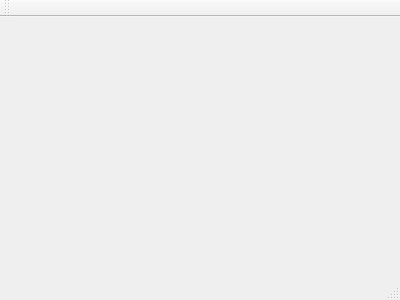
The window that mainwindow.ui (Cat-Ion/soap) describes before a commit, drawn with Qt 5.
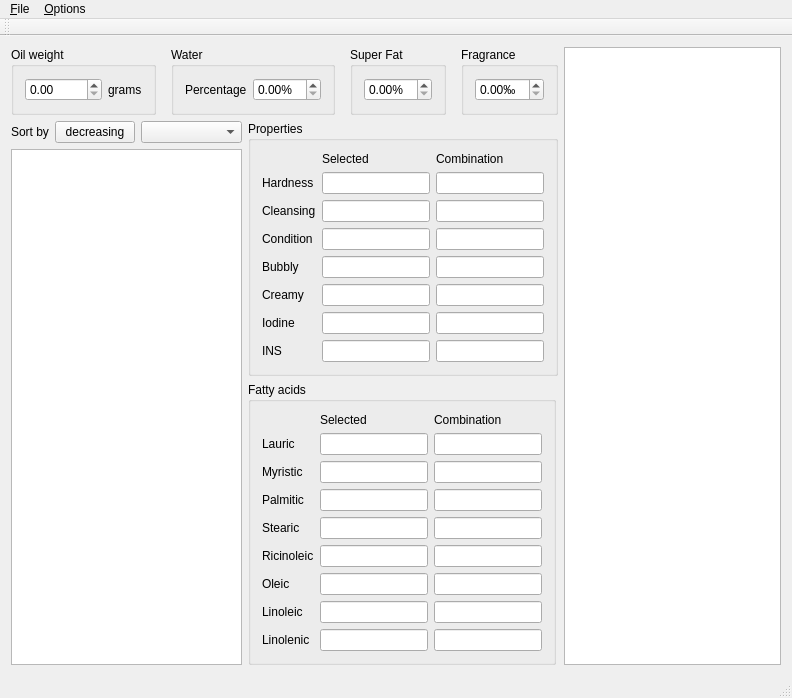
The same window after the commit.

```diff
--- a/mainwindow.ui
+++ b/mainwindow.ui
@@ -1,24 +1,911 @@
 <ui version="4.0">
  <class>MainWindow</class>
- <widget class="QMainWindow" name="MainWindow" >
-  <property name="geometry" >
+ <widget class="QMainWindow" name="MainWindow">
+  <property name="geometry">
    <rect>
     <x>0</x>
     <y>0</y>
-    <width>400</width>
-    <height>300</height>
+    <width>792</width>
+    <height>624</height>
    </rect>
   </property>
   <property name="windowTitle" >
    <string>MainWindow</string>
   </property>
-  <widget class="QMenuBar" name="menuBar" />
-  <widget class="QToolBar" name="mainToolBar" />
-  <widget class="QWidget" name="centralWidget" />
-  <widget class="QStatusBar" name="statusBar" />
+  <widget class="QWidget" name="centralWidget">
+   <property name="sizePolicy">
+    <sizepolicy hsizetype="Expanding" vsizetype="Expanding">
+     <horstretch>0</horstretch>
+     <verstretch>0</verstretch>
+    </sizepolicy>
+   </property>
+   <layout class="QVBoxLayout" name="verticalLayout">
+    <item>
+     <layout class="QHBoxLayout" name="horizontalLayout_5">
+      <item>
+       <layout class="QVBoxLayout" name="verticalLayout_4">
+        <item>
+         <layout class="QHBoxLayout" name="horizontalLayout">
+          <property name="spacing">
+           <number>15</number>
+          </property>
+          <item>
+           <widget class="QGroupBox" name="oil_weight_groupbox">
+            <property name="sizePolicy">
+             <sizepolicy hsizetype="Fixed" vsizetype="Fixed">
+              <horstretch>0</horstretch>
+              <verstretch>0</verstretch>
+             </sizepolicy>
+            </property>
+            <property name="title">
+             <string>Oil weight</string>
+            </property>
+            <layout class="QHBoxLayout" name="horizontalLayout_6">
+             <item>
+              <widget class="QDoubleSpinBox" name="weight_grams">
+               <property name="maximum">
+                <double>50000.000000000000000</double>
+               </property>
+              </widget>
+             </item>
+             <item>
+              <widget class="QLabel" name="weight_unit_label">
+               <property name="text">
+                <string>grams</string>
+               </property>
+              </widget>
+             </item>
+            </layout>
+           </widget>
+          </item>
+          <item>
+           <widget class="QGroupBox" name="water_groupbox">
+            <property name="sizePolicy">
+             <sizepolicy hsizetype="Fixed" vsizetype="Fixed">
+              <horstretch>0</horstretch>
+              <verstretch>0</verstretch>
+             </sizepolicy>
+            </property>
+            <property name="title">
+             <string>Water</string>
+            </property>
+            <layout class="QHBoxLayout" name="horizontalLayout_4">
+             <item>
+              <widget class="QLabel" name="water_amount_label">
+               <property name="text">
+                <string>Percentage</string>
+               </property>
+              </widget>
+             </item>
+             <item>
+              <widget class="QDoubleSpinBox" name="water_percentage">
+               <property name="suffix">
+                <string>%</string>
+               </property>
+               <property name="maximum">
+                <double>99.900000000000006</double>
+               </property>
+              </widget>
+             </item>
+            </layout>
+           </widget>
+          </item>
+          <item>
+           <widget class="QGroupBox" name="super_fat_groupbox">
+            <property name="sizePolicy">
+             <sizepolicy hsizetype="Fixed" vsizetype="Fixed">
+              <horstretch>0</horstretch>
+              <verstretch>0</verstretch>
+             </sizepolicy>
+            </property>
+            <property name="title">
+             <string>Super Fat</string>
+            </property>
+            <layout class="QVBoxLayout" name="verticalLayout_5">
+             <item>
+              <widget class="QDoubleSpinBox" name="super_fat">
+               <property name="sizePolicy">
+                <sizepolicy hsizetype="Fixed" vsizetype="Fixed">
+                 <horstretch>0</horstretch>
+                 <verstretch>0</verstretch>
+                </sizepolicy>
+               </property>
+               <property name="suffix">
+                <string>%</string>
+               </property>
+               <property name="maximum">
+                <double>50.000000000000000</double>
+               </property>
+              </widget>
+             </item>
+            </layout>
+           </widget>
+          </item>
+          <item>
+           <widget class="QGroupBox" name="fragrance_groupbox">
+            <property name="sizePolicy">
+             <sizepolicy hsizetype="Fixed" vsizetype="Fixed">
+              <horstretch>0</horstretch>
+              <verstretch>0</verstretch>
+             </sizepolicy>
+            </property>
+            <property name="title">
+             <string>Fragrance</string>
+            </property>
+            <layout class="QVBoxLayout" name="verticalLayout_2">
+             <item>
+              <widget class="QDoubleSpinBox" name="fragrance_percent">
+               <property name="sizePolicy">
+                <sizepolicy hsizetype="Fixed" vsizetype="Fixed">
+                 <horstretch>0</horstretch>
+                 <verstretch>0</verstretch>
+                </sizepolicy>
+               </property>
+               <property name="suffix">
+                <string>‰</string>
+               </property>
+              </widget>
+             </item>
+            </layout>
+           </widget>
+          </item>
+         </layout>
+        </item>
+        <item>
+         <layout class="QHBoxLayout" name="horizontalLayout_2" stretch="3,0">
+          <item>
+           <layout class="QVBoxLayout" name="verticalLayout_6">
+            <item>
+             <layout class="QHBoxLayout" name="horizontalLayout_3">
+              <item>
+               <widget class="QLabel" name="sort_by_label">
+                <property name="sizePolicy">
+                 <sizepolicy hsizetype="Fixed" vsizetype="Fixed">
+                  <horstretch>0</horstretch>
+                  <verstretch>0</verstretch>
+                 </sizepolicy>
+                </property>
+                <property name="text">
+                 <string>Sort by</string>
+                </property>
+               </widget>
+              </item>
+              <item>
+               <widget class="QPushButton" name="sort_order_incdec_button">
+                <property name="sizePolicy">
+                 <sizepolicy hsizetype="Fixed" vsizetype="Fixed">
+                  <horstretch>0</horstretch>
+                  <verstretch>0</verstretch>
+                 </sizepolicy>
+                </property>
+                <property name="text">
+                 <string>decreasing</string>
+                </property>
+               </widget>
+              </item>
+              <item>
+               <widget class="QComboBox" name="sort_by_property">
+                <property name="currentText">
+                 <string/>
+                </property>
+               </widget>
+              </item>
+             </layout>
+            </item>
+            <item>
+             <widget class="QListWidget" name="oil_list"/>
+            </item>
+           </layout>
+          </item>
+          <item>
+           <layout class="QVBoxLayout" name="verticalLayout_3">
+            <item>
+             <widget class="QGroupBox" name="qualities_groupbox">
+              <property name="sizePolicy">
+               <sizepolicy hsizetype="Fixed" vsizetype="Fixed">
+                <horstretch>0</horstretch>
+                <verstretch>0</verstretch>
+               </sizepolicy>
+              </property>
+              <property name="title">
+               <string>Properties</string>
+              </property>
+              <layout class="QGridLayout" name="gridLayout">
+               <item row="6" column="1">
+                <widget class="QLineEdit" name="iodine_one">
+                 <property name="sizePolicy">
+                  <sizepolicy hsizetype="Fixed" vsizetype="Fixed">
+                   <horstretch>0</horstretch>
+                   <verstretch>0</verstretch>
+                  </sizepolicy>
+                 </property>
+                 <property name="readOnly">
+                  <bool>true</bool>
+                 </property>
+                </widget>
+               </item>
+               <item row="1" column="2">
+                <widget class="QLineEdit" name="hardness_all">
+                 <property name="sizePolicy">
+                  <sizepolicy hsizetype="Fixed" vsizetype="Fixed">
+                   <horstretch>0</horstretch>
+                   <verstretch>0</verstretch>
+                  </sizepolicy>
+                 </property>
+                 <property name="readOnly">
+                  <bool>true</bool>
+                 </property>
+                </widget>
+               </item>
+               <item row="3" column="2">
+                <widget class="QLineEdit" name="condition_all">
+                 <property name="sizePolicy">
+                  <sizepolicy hsizetype="Fixed" vsizetype="Fixed">
+                   <horstretch>0</horstretch>
+                   <verstretch>0</verstretch>
+                  </sizepolicy>
+                 </property>
+                 <property name="readOnly">
+                  <bool>true</bool>
+                 </property>
+                </widget>
+               </item>
+               <item row="4" column="0">
+                <widget class="QLabel" name="bubbly_label">
+                 <property name="sizePolicy">
+                  <sizepolicy hsizetype="Fixed" vsizetype="Fixed">
+                   <horstretch>0</horstretch>
+                   <verstretch>0</verstretch>
+                  </sizepolicy>
+                 </property>
+                 <property name="text">
+                  <string>Bubbly</string>
+                 </property>
+                </widget>
+               </item>
+               <item row="0" column="1">
+                <widget class="QLabel" name="one_label">
+                 <property name="sizePolicy">
+                  <sizepolicy hsizetype="Fixed" vsizetype="Fixed">
+                   <horstretch>0</horstretch>
+                   <verstretch>0</verstretch>
+                  </sizepolicy>
+                 </property>
+                 <property name="text">
+                  <string>Selected</string>
+                 </property>
+                </widget>
+               </item>
+               <item row="0" column="2">
+                <widget class="QLabel" name="all_label">
+                 <property name="sizePolicy">
+                  <sizepolicy hsizetype="Fixed" vsizetype="Fixed">
+                   <horstretch>0</horstretch>
+                   <verstretch>0</verstretch>
+                  </sizepolicy>
+                 </property>
+                 <property name="text">
+                  <string>Combination</string>
+                 </property>
+                </widget>
+               </item>
+               <item row="4" column="1">
+                <widget class="QLineEdit" name="bubbly_one">
+                 <property name="sizePolicy">
+                  <sizepolicy hsizetype="Fixed" vsizetype="Fixed">
+                   <horstretch>0</horstretch>
+                   <verstretch>0</verstretch>
+                  </sizepolicy>
+                 </property>
+                 <property name="readOnly">
+                  <bool>true</bool>
+                 </property>
+                </widget>
+               </item>
+               <item row="3" column="0">
+                <widget class="QLabel" name="condition_label">
+                 <property name="sizePolicy">
+                  <sizepolicy hsizetype="Fixed" vsizetype="Fixed">
+                   <horstretch>0</horstretch>
+                   <verstretch>0</verstretch>
+                  </sizepolicy>
+                 </property>
+                 <property name="text">
+                  <string>Condition</string>
+                 </property>
+                </widget>
+               </item>
+               <item row="5" column="0">
+                <widget class="QLabel" name="creamy_label">
+                 <property name="sizePolicy">
+                  <sizepolicy hsizetype="Fixed" vsizetype="Fixed">
+                   <horstretch>0</horstretch>
+                   <verstretch>0</verstretch>
+                  </sizepolicy>
+                 </property>
+                 <property name="text">
+                  <string>Creamy</string>
+                 </property>
+                </widget>
+               </item>
+               <item row="2" column="1">
+                <widget class="QLineEdit" name="cleansing_one">
+                 <property name="sizePolicy">
+                  <sizepolicy hsizetype="Fixed" vsizetype="Fixed">
+                   <horstretch>0</horstretch>
+                   <verstretch>0</verstretch>
+                  </sizepolicy>
+                 </property>
+                 <property name="readOnly">
+                  <bool>true</bool>
+                 </property>
+                </widget>
+               </item>
+               <item row="2" column="2">
+                <widget class="QLineEdit" name="cleansing_all">
+                 <property name="sizePolicy">
+                  <sizepolicy hsizetype="Fixed" vsizetype="Fixed">
+                   <horstretch>0</horstretch>
+                   <verstretch>0</verstretch>
+                  </sizepolicy>
+                 </property>
+                 <property name="readOnly">
+                  <bool>true</bool>
+                 </property>
+                </widget>
+               </item>
+               <item row="4" column="2">
+                <widget class="QLineEdit" name="bubbly_all">
+                 <property name="sizePolicy">
+                  <sizepolicy hsizetype="Fixed" vsizetype="Fixed">
+                   <horstretch>0</horstretch>
+                   <verstretch>0</verstretch>
+                  </sizepolicy>
+                 </property>
+                 <property name="readOnly">
+                  <bool>true</bool>
+                 </property>
+                </widget>
+               </item>
+               <item row="5" column="1">
+                <widget class="QLineEdit" name="creamy_one">
+                 <property name="sizePolicy">
+                  <sizepolicy hsizetype="Fixed" vsizetype="Fixed">
+                   <horstretch>0</horstretch>
+                   <verstretch>0</verstretch>
+                  </sizepolicy>
+                 </property>
+                 <property name="readOnly">
+                  <bool>true</bool>
+                 </property>
+                </widget>
+               </item>
+               <item row="2" column="0">
+                <widget class="QLabel" name="cleansing_label">
+                 <property name="sizePolicy">
+                  <sizepolicy hsizetype="Fixed" vsizetype="Fixed">
+                   <horstretch>0</horstretch>
+                   <verstretch>0</verstretch>
+                  </sizepolicy>
+                 </property>
+                 <property name="text">
+                  <string>Cleansing</string>
+                 </property>
+                </widget>
+               </item>
+               <item row="5" column="2">
+                <widget class="QLineEdit" name="creamy_all">
+                 <property name="sizePolicy">
+                  <sizepolicy hsizetype="Fixed" vsizetype="Fixed">
+                   <horstretch>0</horstretch>
+                   <verstretch>0</verstretch>
+                  </sizepolicy>
+                 </property>
+                 <property name="readOnly">
+                  <bool>true</bool>
+                 </property>
+                </widget>
+               </item>
+               <item row="1" column="1">
+                <widget class="QLineEdit" name="hardness_one">
+                 <property name="sizePolicy">
+                  <sizepolicy hsizetype="Fixed" vsizetype="Fixed">
+                   <horstretch>0</horstretch>
+                   <verstretch>0</verstretch>
+                  </sizepolicy>
+                 </property>
+                 <property name="readOnly">
+                  <bool>true</bool>
+                 </property>
+                </widget>
+               </item>
+               <item row="1" column="0">
+                <widget class="QLabel" name="hardness_label">
+                 <property name="sizePolicy">
+                  <sizepolicy hsizetype="Fixed" vsizetype="Fixed">
+                   <horstretch>0</horstretch>
+                   <verstretch>0</verstretch>
+                  </sizepolicy>
+                 </property>
+                 <property name="text">
+                  <string>Hardness</string>
+                 </property>
+                </widget>
+               </item>
+               <item row="3" column="1">
+                <widget class="QLineEdit" name="condition_one">
+                 <property name="sizePolicy">
+                  <sizepolicy hsizetype="Fixed" vsizetype="Fixed">
+                   <horstretch>0</horstretch>
+                   <verstretch>0</verstretch>
+                  </sizepolicy>
+                 </property>
+                 <property name="readOnly">
+                  <bool>true</bool>
+                 </property>
+                </widget>
+               </item>
+               <item row="6" column="0">
+                <widget class="QLabel" name="iodine_label">
+                 <property name="sizePolicy">
+                  <sizepolicy hsizetype="Fixed" vsizetype="Fixed">
+                   <horstretch>0</horstretch>
+                   <verstretch>0</verstretch>
+                  </sizepolicy>
+                 </property>
+                 <property name="text">
+                  <string>Iodine</string>
+                 </property>
+                </widget>
+               </item>
+               <item row="6" column="2">
+                <widget class="QLineEdit" name="iodine_all">
+                 <property name="sizePolicy">
+                  <sizepolicy hsizetype="Fixed" vsizetype="Fixed">
+                   <horstretch>0</horstretch>
+                   <verstretch>0</verstretch>
+                  </sizepolicy>
+                 </property>
+                 <property name="readOnly">
+                  <bool>true</bool>
+                 </property>
+                </widget>
+               </item>
+               <item row="7" column="0">
+                <widget class="QLabel" name="ins_label">
+                 <property name="sizePolicy">
+                  <sizepolicy hsizetype="Fixed" vsizetype="Fixed">
+                   <horstretch>0</horstretch>
+                   <verstretch>0</verstretch>
+                  </sizepolicy>
+                 </property>
+                 <property name="text">
+                  <string>INS</string>
+                 </property>
+                </widget>
+               </item>
+               <item row="7" column="1">
+                <widget class="QLineEdit" name="ins_one">
+                 <property name="sizePolicy">
+                  <sizepolicy hsizetype="Fixed" vsizetype="Fixed">
+                   <horstretch>0</horstretch>
+                   <verstretch>0</verstretch>
+                  </sizepolicy>
+                 </property>
+                 <property name="readOnly">
+                  <bool>true</bool>
+                 </property>
+                </widget>
+               </item>
+               <item row="7" column="2">
+                <widget class="QLineEdit" name="ins_all">
+                 <property name="sizePolicy">
+                  <sizepolicy hsizetype="Fixed" vsizetype="Fixed">
+                   <horstretch>0</horstretch>
+                   <verstretch>0</verstretch>
+                  </sizepolicy>
+                 </property>
+                 <property name="readOnly">
+                  <bool>true</bool>
+                 </property>
+                </widget>
+               </item>
+              </layout>
+             </widget>
+            </item>
+            <item>
+             <widget class="QGroupBox" name="acids_groupbox">
+              <property name="sizePolicy">
+               <sizepolicy hsizetype="Fixed" vsizetype="Fixed">
+                <horstretch>0</horstretch>
+                <verstretch>0</verstretch>
+               </sizepolicy>
+              </property>
+              <property name="title">
+               <string>Fatty acids</string>
+              </property>
+              <layout class="QGridLayout" name="gridLayout_3">
+               <item row="1" column="0">
+                <widget class="QLabel" name="lauric_label">
+                 <property name="text">
+                  <string>Lauric</string>
+                 </property>
+                </widget>
+               </item>
+               <item row="7" column="0">
+                <widget class="QLabel" name="linoleic_label">
+                 <property name="text">
+                  <string>Linoleic</string>
+                 </property>
+                </widget>
+               </item>
+               <item row="6" column="0">
+                <widget class="QLabel" name="oleic_label">
+                 <property name="text">
+                  <string>Oleic</string>
+                 </property>
+                </widget>
+               </item>
+               <item row="2" column="0">
+                <widget class="QLabel" name="myristic_label">
+                 <property name="text">
+                  <string>Myristic</string>
+                 </property>
+                </widget>
+               </item>
+               <item row="4" column="0">
+                <widget class="QLabel" name="stearic_label">
+                 <property name="text">
+                  <string>Stearic</string>
+                 </property>
+                </widget>
+               </item>
+               <item row="0" column="2">
+                <widget class="QLabel" name="combination_acid_label">
+                 <property name="sizePolicy">
+                  <sizepolicy hsizetype="Fixed" vsizetype="Fixed">
+                   <horstretch>0</horstretch>
+                   <verstretch>0</verstretch>
+                  </sizepolicy>
+                 </property>
+                 <property name="text">
+                  <string>Combination</string>
+                 </property>
+                </widget>
+               </item>
+               <item row="0" column="1">
+                <widget class="QLabel" name="selected_acid_label">
+                 <property name="sizePolicy">
+                  <sizepolicy hsizetype="Fixed" vsizetype="Fixed">
+                   <horstretch>0</horstretch>
+                   <verstretch>0</verstretch>
+                  </sizepolicy>
+                 </property>
+                 <property name="text">
+                  <string>Selected</string>
+                 </property>
+                </widget>
+               </item>
+               <item row="5" column="0">
+                <widget class="QLabel" name="ricinoleic_label">
+                 <property name="text">
+                  <string>Ricinoleic</string>
+                 </property>
+                </widget>
+               </item>
+               <item row="3" column="0">
+                <widget class="QLabel" name="palmitic_label">
+                 <property name="text">
+                  <string>Palmitic</string>
+                 </property>
+                </widget>
+               </item>
+               <item row="8" column="0">
+                <widget class="QLabel" name="linolenic_label">
+                 <property name="text">
+                  <string>Linolenic</string>
+                 </property>
+                </widget>
+               </item>
+               <item row="1" column="1">
+                <widget class="QLineEdit" name="lauric_one">
+                 <property name="readOnly">
+                  <bool>true</bool>
+                 </property>
+                </widget>
+               </item>
+               <item row="1" column="2">
+                <widget class="QLineEdit" name="lauric_all">
+                 <property name="readOnly">
+                  <bool>true</bool>
+                 </property>
+                </widget>
+               </item>
+               <item row="2" column="1">
+                <widget class="QLineEdit" name="myristic_one">
+                 <property name="readOnly">
+                  <bool>true</bool>
+                 </property>
+                </widget>
+               </item>
+               <item row="2" column="2">
+                <widget class="QLineEdit" name="myristic_all">
+                 <property name="readOnly">
+                  <bool>true</bool>
+                 </property>
+                </widget>
+               </item>
+               <item row="3" column="1">
+                <widget class="QLineEdit" name="palmitic_one">
+                 <property name="readOnly">
+                  <bool>true</bool>
+                 </property>
+                </widget>
+               </item>
+               <item row="3" column="2">
+                <widget class="QLineEdit" name="palmitic_all">
+                 <property name="readOnly">
+                  <bool>true</bool>
+                 </property>
+                </widget>
+               </item>
+               <item row="4" column="1">
+                <widget class="QLineEdit" name="stearic_one">
+                 <property name="readOnly">
+                  <bool>true</bool>
+                 </property>
+                </widget>
+               </item>
+               <item row="4" column="2">
+                <widget class="QLineEdit" name="stearic_all">
+                 <property name="readOnly">
+                  <bool>true</bool>
+                 </property>
+                </widget>
+               </item>
+               <item row="5" column="1">
+                <widget class="QLineEdit" name="ricinoleic_one">
+                 <property name="readOnly">
+                  <bool>true</bool>
+                 </property>
+                </widget>
+               </item>
+               <item row="5" column="2">
+                <widget class="QLineEdit" name="ricinoleic_all">
+                 <property name="readOnly">
+                  <bool>true</bool>
+                 </property>
+                </widget>
+               </item>
+               <item row="6" column="1">
+                <widget class="QLineEdit" name="oleic_one">
+                 <property name="readOnly">
+                  <bool>true</bool>
+                 </property>
+                </widget>
+               </item>
+               <item row="6" column="2">
+                <widget class="QLineEdit" name="oleic_all">
+                 <property name="readOnly">
+                  <bool>true</bool>
+                 </property>
+                </widget>
+               </item>
+               <item row="7" column="1">
+                <widget class="QLineEdit" name="linoleic_one">
+                 <property name="readOnly">
+                  <bool>true</bool>
+                 </property>
+                </widget>
+               </item>
+               <item row="7" column="2">
+                <widget class="QLineEdit" name="linoleic_all">
+                 <property name="readOnly">
+                  <bool>true</bool>
+                 </property>
+                </widget>
+               </item>
+               <item row="8" column="1">
+                <widget class="QLineEdit" name="linolenic_one">
+                 <property name="readOnly">
+                  <bool>true</bool>
+                 </property>
+                </widget>
+               </item>
+               <item row="8" column="2">
+                <widget class="QLineEdit" name="linolenic_all">
+                 <property name="readOnly">
+                  <bool>true</bool>
+                 </property>
+                </widget>
+               </item>
+              </layout>
+             </widget>
+            </item>
+           </layout>
+          </item>
+         </layout>
+        </item>
+       </layout>
+      </item>
+      <item>
+       <widget class="QTableView" name="tableView"/>
+      </item>
+     </layout>
+    </item>
+   </layout>
+  </widget>
+  <widget class="QMenuBar" name="menuBar">
+   <property name="geometry">
+    <rect>
+     <x>0</x>
+     <y>0</y>
+     <width>792</width>
+     <height>19</height>
+    </rect>
+   </property>
+   <widget class="QMenu" name="menu_File">
+    <property name="title">
+     <string>&amp;File</string>
+    </property>
+    <addaction name="action_Save"/>
+    <addaction name="action_Load"/>
+    <addaction name="action_Exit"/>
+   </widget>
+   <widget class="QMenu" name="menu_Options">
+    <property name="title">
+     <string>&amp;Options</string>
+    </property>
+    <widget class="QMenu" name="menu_Lye_type">
+     <property name="title">
+      <string>&amp;Lye type</string>
+     </property>
+     <addaction name="action_NaOH"/>
+     <addaction name="action_KOH"/>
+     <addaction name="actionKOH_90"/>
+    </widget>
+    <widget class="QMenu" name="menu_Unit">
+     <property name="title">
+      <string>&amp;Unit</string>
+     </property>
+     <addaction name="action_Grams"/>
+     <addaction name="action_Pounds"/>
+     <addaction name="action_Ounces"/>
+    </widget>
+    <widget class="QMenu" name="menu_Water">
+     <property name="title">
+      <string>&amp;Water</string>
+     </property>
+     <addaction name="actionAs_percentage_of_oils"/>
+     <addaction name="action_Lye_concentration"/>
+     <addaction name="actionWater_lye_ratio"/>
+    </widget>
+    <addaction name="menu_Lye_type"/>
+    <addaction name="menu_Unit"/>
+    <addaction name="menu_Water"/>
+    <addaction name="action_Super_Fat"/>
+   </widget>
+   <addaction name="menu_File"/>
+   <addaction name="menu_Options"/>
+  </widget>
+  <widget class="QToolBar" name="mainToolBar">
+   <attribute name="toolBarArea">
+    <enum>TopToolBarArea</enum>
+   </attribute>
+   <attribute name="toolBarBreak">
+    <bool>false</bool>
+   </attribute>
+  </widget>
+  <widget class="QStatusBar" name="statusBar"/>
+  <action name="action_Save">
+   <property name="text">
+    <string>&amp;Save</string>
+   </property>
+  </action>
+  <action name="action_Load">
+   <property name="text">
+    <string>&amp;Load</string>
+   </property>
+  </action>
+  <action name="action_Exit">
+   <property name="text">
+    <string>&amp;Exit</string>
+   </property>
+  </action>
+  <action name="action_Super_Fat">
+   <property name="text">
+    <string>&amp;Super Fat</string>
+   </property>
+  </action>
+  <actiongroup name="actiongroup_water_amount">
+   <action name="actionAs_percentage_of_oils">
+    <property name="checkable">
+     <bool>true</bool>
+    </property>
+    <property name="checked">
+     <bool>true</bool>
+    </property>
+    <property name="text">
+     <string>As &amp;percentage of oils</string>
+    </property>
+   </action>
+   <action name="action_Lye_concentration">
+    <property name="checkable">
+     <bool>true</bool>
+    </property>
+    <property name="text">
+     <string>&amp;Lye concentration</string>
+    </property>
+   </action>
+   <action name="actionWater_lye_ratio">
+    <property name="checkable">
+     <bool>true</bool>
+    </property>
+    <property name="text">
+     <string>Water : lye &amp;ratio</string>
+    </property>
+   </action>
+  </actiongroup>
+  <actiongroup name="actiongroup_lye_type">
+   <action name="action_NaOH">
+    <property name="checkable">
+     <bool>true</bool>
+    </property>
+    <property name="checked">
+     <bool>true</bool>
+    </property>
+    <property name="text">
+     <string>&amp;NaOH</string>
+    </property>
+   </action>
+   <action name="action_KOH">
+    <property name="checkable">
+     <bool>true</bool>
+    </property>
+    <property name="text">
+     <string>&amp;KOH</string>
+    </property>
+   </action>
+   <action name="actionKOH_90">
+    <property name="checkable">
+     <bool>true</bool>
+    </property>
+    <property name="text">
+     <string>KOH, &amp;90%</string>
+    </property>
+   </action>
+  </actiongroup>
+  <actiongroup name="actiongroup_unit">
+   <action name="action_Grams">
+    <property name="checkable">
+     <bool>true</bool>
+    </property>
+    <property name="checked">
+     <bool>true</bool>
+    </property>
+    <property name="text">
+     <string>&amp;Grams</string>
+    </property>
+   </action>
+   <action name="action_Pounds">
+    <property name="checkable">
+     <bool>true</bool>
+    </property>
+    <property name="text">
+     <string>&amp;Pounds</string>
+    </property>
+   </action>
+   <action name="action_Ounces">
+    <property name="checkable">
+     <bool>true</bool>
+    </property>
+    <property name="text">
+     <string>&amp;Ounces</string>
+    </property>
+   </action>
+  </actiongroup>
  </widget>
- <layoutDefault spacing="6" margin="11" />
- <pixmapfunction></pixmapfunction>
+ <layoutdefault spacing="6" margin="11"/>
  <resources/>
  <connections/>
 </ui>
```
Left out of the diff: 49 changed lines with no effect on the pictures.
